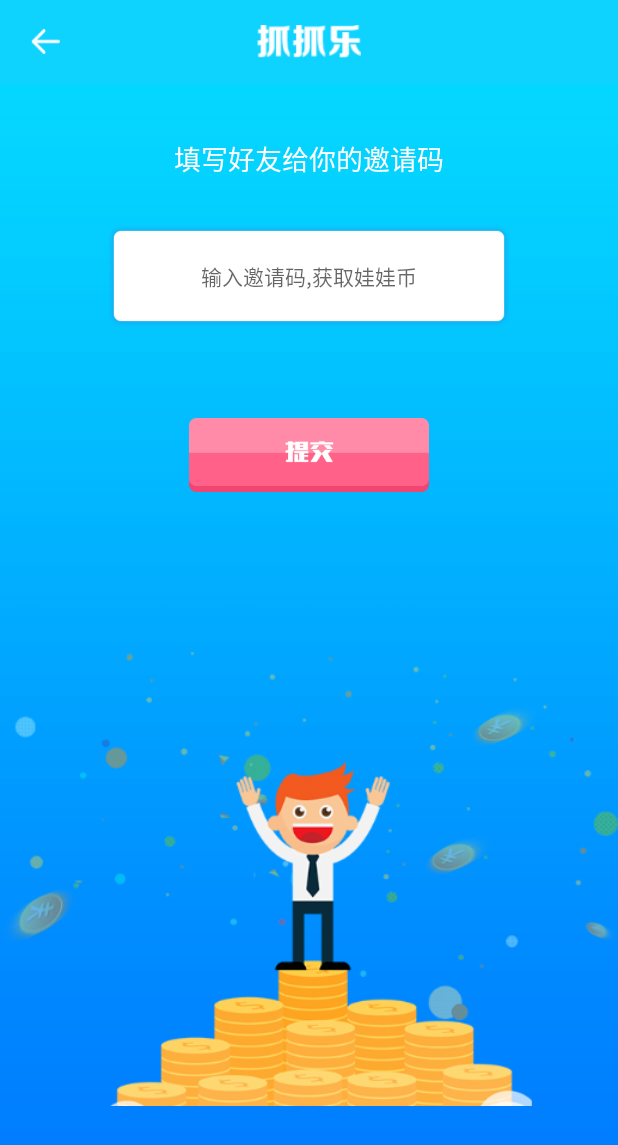
After one commit to wblt/ZhuaZhuaLe, an Android app: the InputCodeActivity screen opened directly, with no data from a screen before it, on a phone screen of 412 x 824 dp. The commit adds this screen. Shown: the top 1145 px of the screen. Run offline under Robolectric (Android 15) with nearby library versions, the phone set to English and light mode, and no system bars; our stand-ins replace ButterKnife, RxJava; libraries missing offline, so code that uses them is left out: org.zackratos.ultimatebar; 1 statement that could not run was skipped.

Commit message:
输入邀请码界面已完成

```diff
--- a/app/src/main/AndroidManifest.xml
+++ b/app/src/main/AndroidManifest.xml
@@ -37,6 +37,7 @@
             android:theme="@android:style/Theme.Translucent.NoTitleBar" />
         <activity android:name=".module.login.ui.LoginActivity"></activity>
         <activity android:name=".module.home.ui.InviteActivity" />
+        <activity android:name=".module.home.ui.InputCodeActivity" />
     </application>
 
 </manifest>
--- /dev/null
+++ b/app/src/main/java/com/zhuazhuale/changsha/module/home/ui/InputCodeActivity.java
@@ -0,0 +1,49 @@
+package com.zhuazhuale.changsha.module.home.ui;
+
+import android.view.View;
+import android.widget.ImageView;
+
+import com.zhuazhuale.changsha.R;
+import com.zhuazhuale.changsha.view.activity.base.AppBaseActivity;
+
+import butterknife.BindView;
+
+/**
+ * Created by Administrator on 2017/12/14.
+ */
+
+public class InputCodeActivity extends AppBaseActivity implements View.OnClickListener {
+
+    @BindView(R.id.iv_home_back)
+    ImageView iv_home_back;
+
+    @Override
+    protected void setContentLayout() {
+        setContentView(R.layout.activity_inputcode);
+    }
+
+    @Override
+    protected void initView() {
+
+    }
+
+    @Override
+    protected void obtainData() {
+
+    }
+
+    @Override
+    protected void initEvent() {
+        iv_home_back.setOnClickListener(this);
+    }
+
+    @Override
+    public void onClick(View v) {
+
+        switch (v.getId()) {
+            case R.id.iv_home_back:
+                finish();
+                break;
+        }
+    }
+}
--- a/app/src/main/java/com/zhuazhuale/changsha/module/home/ui/SettingActivity.java
+++ b/app/src/main/java/com/zhuazhuale/changsha/module/home/ui/SettingActivity.java
@@ -106,6 +106,8 @@ public class SettingActivity extends AppBaseActivity implements View.OnClickList
                 startActivity(intent);
                 break;
             case R.id.ic_setting_sryqm:
+                Intent intent1=new Intent(SettingActivity.this, InputCodeActivity.class);
+                startActivity(intent1);
                 break;
             case R.id.ic_setting_bjyx:
                 break;
--- /dev/null
+++ b/app/src/main/res/layout/activity_inputcode.xml
@@ -0,0 +1,42 @@
+<?xml version="1.0" encoding="utf-8"?>
+<LinearLayout xmlns:android="http://schemas.android.com/apk/res/android"
+    android:layout_width="match_parent"
+    android:layout_height="match_parent"
+    android:background="@mipmap/beijing"
+    android:gravity="center_horizontal"
+    android:orientation="vertical">
+
+    <include layout="@layout/layout_header" />
+
+    <TextView
+        android:layout_width="match_parent"
+        android:layout_height="wrap_content"
+        android:layout_marginTop="36dp"
+        android:gravity="center"
+        android:text="填写好友给你的邀请码"
+        android:textColor="@color/white"
+        android:textSize="18dp" />
+
+    <EditText
+        android:layout_width="wrap_content"
+        android:layout_height="wrap_content"
+        android:layout_marginTop="30dp"
+        android:background="@mipmap/searchbg"
+        android:gravity="center"
+        android:hint="输入邀请码,获取娃娃币"
+        android:textSize="14dp" />
+
+    <ImageView
+        android:layout_width="wrap_content"
+        android:layout_height="wrap_content"
+        android:layout_marginTop="60dp"
+        android:src="@mipmap/submit" />
+
+    <ImageView
+        android:layout_marginTop="20dp"
+        android:layout_width="match_parent"
+        android:layout_height="0dp"
+        android:layout_weight="1"
+        android:src="@mipmap/person" />
+
+</LinearLayout>
```
Also changed, not shown: app/src/main/res/mipmap-xhdpi/person.png (added), app/src/main/res/mipmap-xhdpi/submit.png (added).
